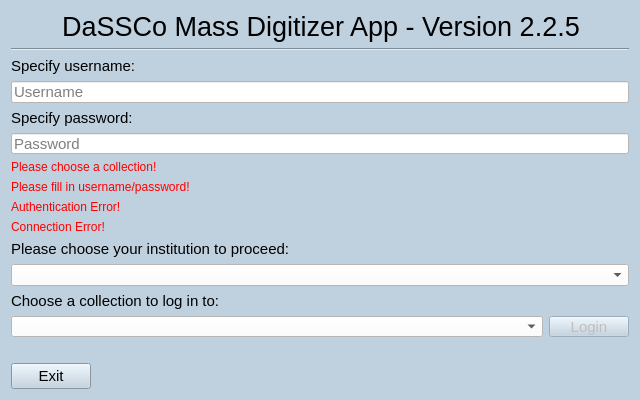
NHMDenmark/Mass-Digitizer, file MassDigitizer/ui/homescreen.ui: the form before one commit.
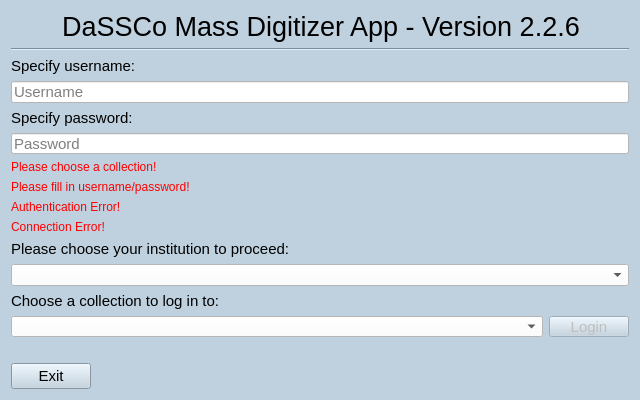
The form after the commit.

Patch:
```diff
--- a/MassDigitizer/ui/homescreen.ui
+++ b/MassDigitizer/ui/homescreen.ui
@@ -61,7 +61,7 @@
       </font>
      </property>
      <property name="text">
-      <string>DaSSCo Mass Digitizer App - Version 2.2.5</string>
+      <string>DaSSCo Mass Digitizer App - Version 2.2.6</string>
      </property>
      <property name="alignment">
       <set>Qt::AlignmentFlag::AlignCenter</set>
```
